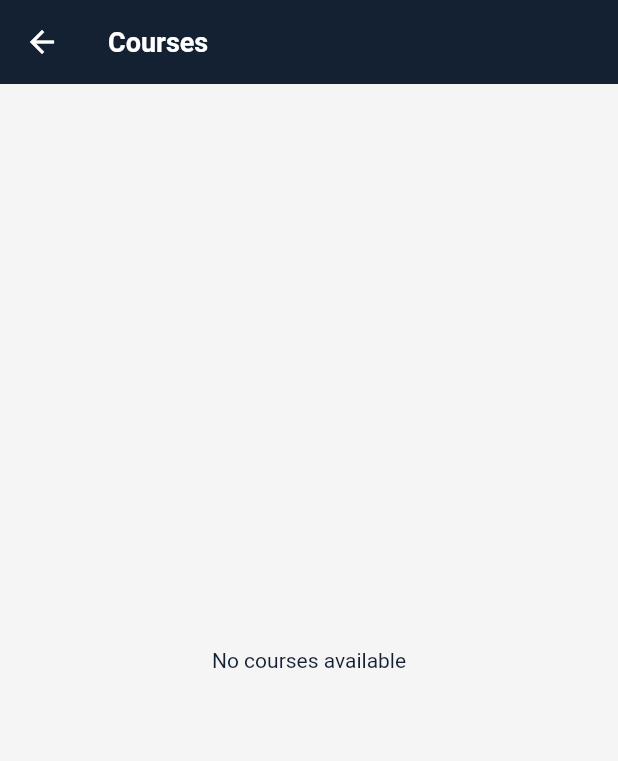
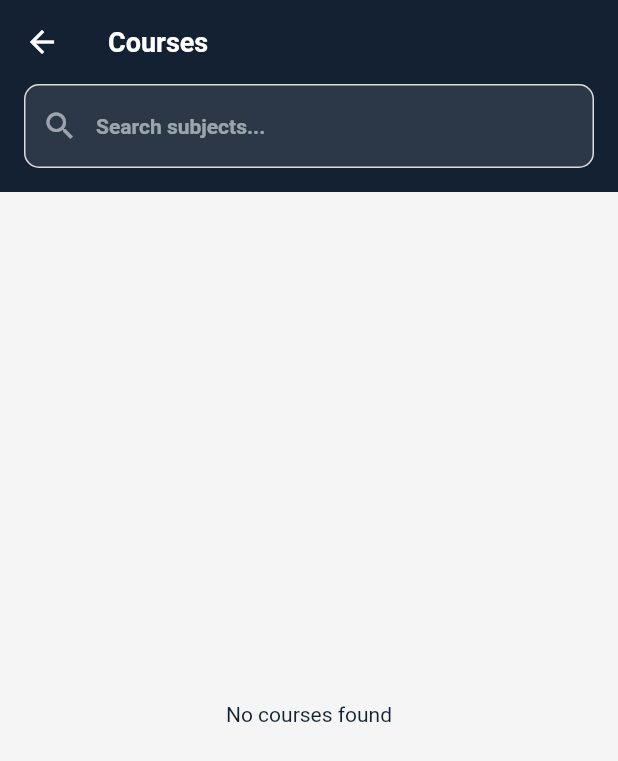
Before and after one commit to Shouker0000/peak-mind2, a Flutter app: the CoursesScreen screen opened by its route, on a phone screen of 412 x 824 dp. Shown: the top 761 px of the screen. Run offline on Flutter 3.47's test engine with Material 3 defaults, Android fonts, the phone set to English and light mode, and no system bars; our stand-ins replace cloud_firestore, firebase_auth, firebase_core, youtube_player_flutter; accounts and stored records are empty.

Commit message:
Fix functional requirements: routing, YouTube controls, search, role display, position tracking, logging
Co-authored-by: Shouker0000 <262822059+Shouker0000@users.noreply.github.com>

```diff
--- a/lib/screens/courses_screen.dart
+++ b/lib/screens/courses_screen.dart
@@ -21,17 +21,45 @@ class _CoursesScreenState extends State<CoursesScreen> {
   final EnrollmentService _enrollmentService = EnrollmentService();
   final FirebaseAuth _auth = FirebaseAuth.instance;
   final FirebaseFirestore _firestore = FirebaseFirestore.instance;
+  final TextEditingController _searchController = TextEditingController();
 
   List<SubjectModel> _subjects = [];
+  List<SubjectModel> _filteredSubjects = [];
   Map<String, int> _teacherCounts = {};
   bool _isLoading = true;
   String _userStage = 'secondary';
   String _userGrade = '10';
+  String _searchQuery = '';
 
   @override
   void initState() {
     super.initState();
     _loadUserData();
+    _searchController.addListener(_onSearchChanged);
+  }
+
+  @override
+  void dispose() {
+    _searchController.removeListener(_onSearchChanged);
+    _searchController.dispose();
+    super.dispose();
+  }
+
+  void _onSearchChanged() {
+    setState(() {
+      _searchQuery = _searchController.text.toLowerCase();
+      _applySearch();
+    });
+  }
+
+  void _applySearch() {
+    if (_searchQuery.isEmpty) {
+      _filteredSubjects = List.from(_subjects);
+    } else {
+      _filteredSubjects = _subjects
+          .where((s) => s.title.toLowerCase().contains(_searchQuery))
+          .toList();
+    }
   }
 
   Future<void> _loadUserData() async {
@@ -76,6 +104,7 @@ class _CoursesScreenState extends State<CoursesScreen> {
 
       setState(() {
         _subjects = subjects;
+        _filteredSubjects = List.from(subjects);
         _teacherCounts = counts;
         _isLoading = false;
       });
@@ -94,28 +123,65 @@ class _CoursesScreenState extends State<CoursesScreen> {
         backgroundColor: const Color(0xFF142132),
         elevation: 0,
       ),
-      body: _isLoading
+      body: Column(
+        children: [
+          // Search bar
+          Container(
+            color: const Color(0xFF142132),
+            padding: const EdgeInsets.fromLTRB(16, 0, 16, 16),
+            child: TextField(
+              controller: _searchController,
+              style: const TextStyle(color: Colors.white),
+              decoration: InputDecoration(
+                hintText: 'Search subjects...',
+                hintStyle: const TextStyle(color: Colors.white54),
+                prefixIcon:
+                    const Icon(Icons.search, color: Colors.white54),
+                suffixIcon: _searchQuery.isNotEmpty
+                    ? IconButton(
+                        icon: const Icon(Icons.clear, color: Colors.white54),
+                        onPressed: () {
+                          _searchController.clear();
+                        },
+                      )
+                    : null,
+                filled: true,
+                fillColor: Colors.white.withOpacity(0.1),
+                border: OutlineInputBorder(
+                  borderRadius: BorderRadius.circular(10),
+                  borderSide: BorderSide.none,
+                ),
+              ),
+            ),
+          ),
+          Expanded(
+            child: _isLoading
                 ? const Center(
                     child: CircularProgressIndicator(
                       valueColor: AlwaysStoppedAnimation(Color(0xFF25A0DC)),
                     ),
                   )
-          : _subjects.isEmpty
-              ? const Center(child: Text('No courses available'))
+                : _filteredSubjects.isEmpty
+                    ? const Center(child: Text('No courses found'))
                     : GridView.builder(
                         padding: const EdgeInsets.all(16),
-                  gridDelegate: const SliverGridDelegateWithFixedCrossAxisCount(
+                        gridDelegate:
+                            const SliverGridDelegateWithFixedCrossAxisCount(
                           crossAxisCount: 2,
                           crossAxisSpacing: 16,
                           mainAxisSpacing: 16,
                           childAspectRatio: 0.8,
                         ),
-                  itemCount: _subjects.length,
+                        itemCount: _filteredSubjects.length,
                         itemBuilder: (context, index) {
-                    final subject = _subjects[index];
-                    final teacherCount = _teacherCounts[subject.id] ?? 0;
+                          final subject = _filteredSubjects[index];
+                          final teacherCount =
+                              _teacherCounts[subject.id] ?? 0;
                           return _buildSubjectCard(subject, teacherCount);
                         },
+                      ),
+          ),
+        ],
       ),
     );
   }
--- a/lib/screens/profile_screen.dart
+++ b/lib/screens/profile_screen.dart
@@ -224,9 +224,9 @@ class _ProfileScreenState extends State<ProfileScreen> {
                 const SizedBox(height: 8),
 
                 // Role
-                const Text(
-                  'Student',
-                  style: TextStyle(
+                Text(
+                  _userModel?.role.toUpperCase() ?? 'STUDENT',
+                  style: const TextStyle(
                     color: Colors.white70,
                     fontSize: 16,
                   ),
--- a/lib/screens/video_player_screen.dart
+++ b/lib/screens/video_player_screen.dart
@@ -30,6 +30,8 @@ class _VideoPlayerScreenState extends State<VideoPlayerScreen> {
       flags: const YoutubePlayerFlags(
         autoPlay: true,
         mute: false,
+        hideControls: true,
+        enableCaption: false,
       ),
     );
   }
```
Also changed, not shown: lib/screens/admin_dashboard_screen.dart (+11 -0 lines), lib/screens/home_screen.dart (+14 -2 lines), lib/screens/instructor_dashboard_screen.dart (+19 -11 lines), lib/screens/lesson_player_screen.dart (+22 -3 lines), lib/screens/login_screen.dart (+10 -1 lines), lib/services/enrollment_service.dart (+40 -0 lines), lib/utils/constants.dart (+19 -0 lines). Lines whose indentation alone changed are shown as unchanged.
